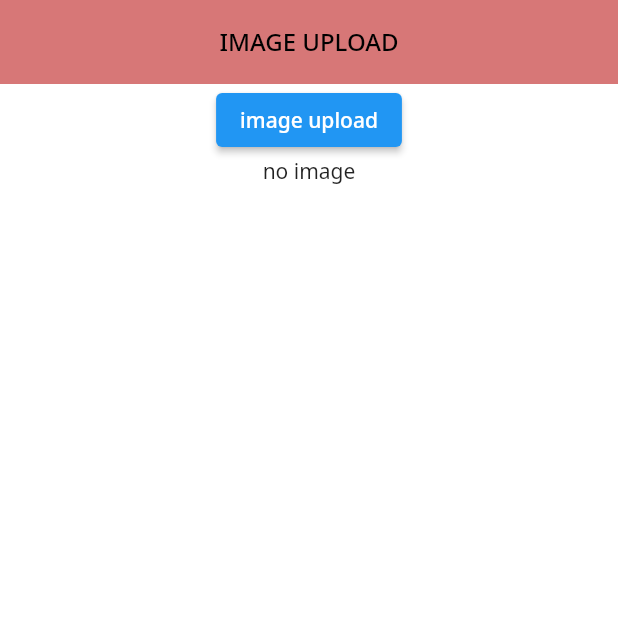
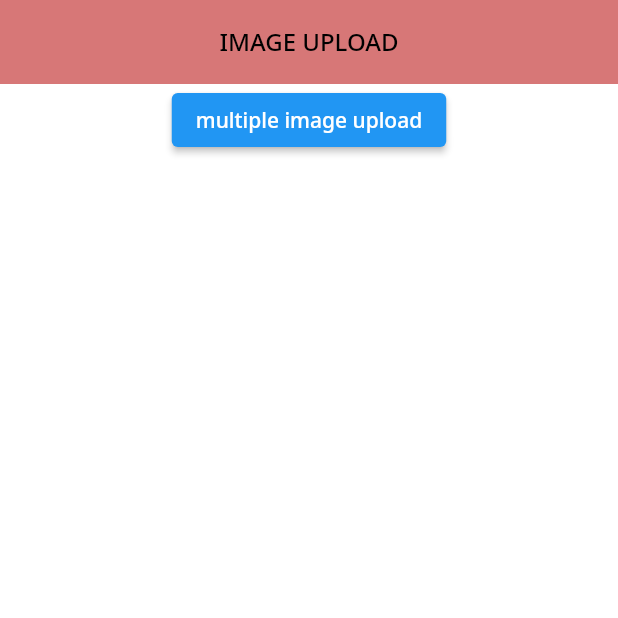
Before and after one commit to SWM-AAA/frontend_flutter, a Flutter app: the screen it shows after launch, on a phone screen of 412 x 824 dp, the top half of it. Run offline on Flutter 3.47's test engine with Material 2 defaults, Android fonts, the light colour scheme and no system bars; our stand-ins replace dio, flutter_dotenv, flutter_riverpod, flutter_secure_storage, image_picker; missing offline and left inert: image_picker_android, image_picker_platform_interface, kakao_flutter_sdk_user.

Commit message:
[TAS-109] Feat: pick multiple image
- 여러장의 이미지를 불러옵니다.
- 안드로이드에서 photo picker를 사용합니다.
- https://213-toy-project.atlassian.net/jira/software/projects/TAS/boards/4?selectedIssue=TAS-109

```diff
--- a/lib/custom_map/screens/image_upload_screen.dart
+++ b/lib/custom_map/screens/image_upload_screen.dart
@@ -11,8 +11,12 @@ class ImageUploadScreen extends StatefulWidget {
 }
 
 class _ImageUploadScreenState extends State<ImageUploadScreen> {
+  // image picker 를 할 객체
   final ImagePicker picker = ImagePicker();
+  // 선택된 단일 이미지를 담을 곳
   File? image;
+  // 여러 이미지를 담을 리스트
+  List<File>? multipleImages = [];
 
   @override
   Widget build(BuildContext context) {
@@ -25,25 +29,39 @@ class _ImageUploadScreenState extends State<ImageUploadScreen> {
           width: MediaQuery.of(context).size.width,
           child: Column(
             mainAxisAlignment: MainAxisAlignment.start,
-            // crossAxisAlignment: CrossAxisAlignment.stretch,
             children: [
               ElevatedButton(
                 onPressed: () async {
-                  XFile? pickedImage =
-                      await picker.pickImage(source: ImageSource.gallery);
+                  // image picker를 통해 이미지를 선택하고, 선택된 이미지를 가져옴
+                  List<XFile>? pickedMultipleImage =
+                      await picker.pickMultiImage();
                   setState(() {
-                    image = File(pickedImage!.path);
+                    // file들의 경로만 받아서 저장
+                    multipleImages =
+                        pickedMultipleImage!.map((e) => File(e.path)).toList();
                   });
                 },
-                child: Text("image upload"),
+                child: Text("multiple image upload"),
               ),
-              image == null
-                  ? Text("no image")
-                  : Image.file(
-                      image!,
-                      height: 200,
-                      width: 200,
-                    )
+              multipleImages == null
+                  ? Text("no image") // 불러온 이미지가 없을땐 no image 표시
+                  : Expanded(
+                      // child가 확장 가능한 위젯
+                      child: GridView.builder(
+                        gridDelegate:
+                            const SliverGridDelegateWithFixedCrossAxisCount(
+                          crossAxisCount: 3,
+                          mainAxisSpacing: 10,
+                          crossAxisSpacing: 10,
+                        ),
+                        itemCount: multipleImages!.length,
+                        itemBuilder: (context, index) {
+                          // 경로를 통해 이미지를 불러온다.
+                          return GridTile(
+                              child: Image.file(multipleImages![index]));
+                        },
+                      ),
+                    ),
             ],
           ),
         ));
--- a/pubspec.yaml
+++ b/pubspec.yaml
@@ -52,6 +52,8 @@ dependencies:
   flutter_riverpod: ^2.3.6
   # image 관련 라이브러리
   image_picker: ^1.0.0
+  # image picker에서 사진 선택도구를 안드로이드에서 보여주는 방법, 이게 없다면 외부 앱으로 연결되어 선택한다.
+  image_picker_android: ^0.8.7+3
 
   # ---------------------------------------------------
 
```
Also changed, not shown: lib/main.dart (+9 -1 lines), pubspec.lock, 3 other files.
